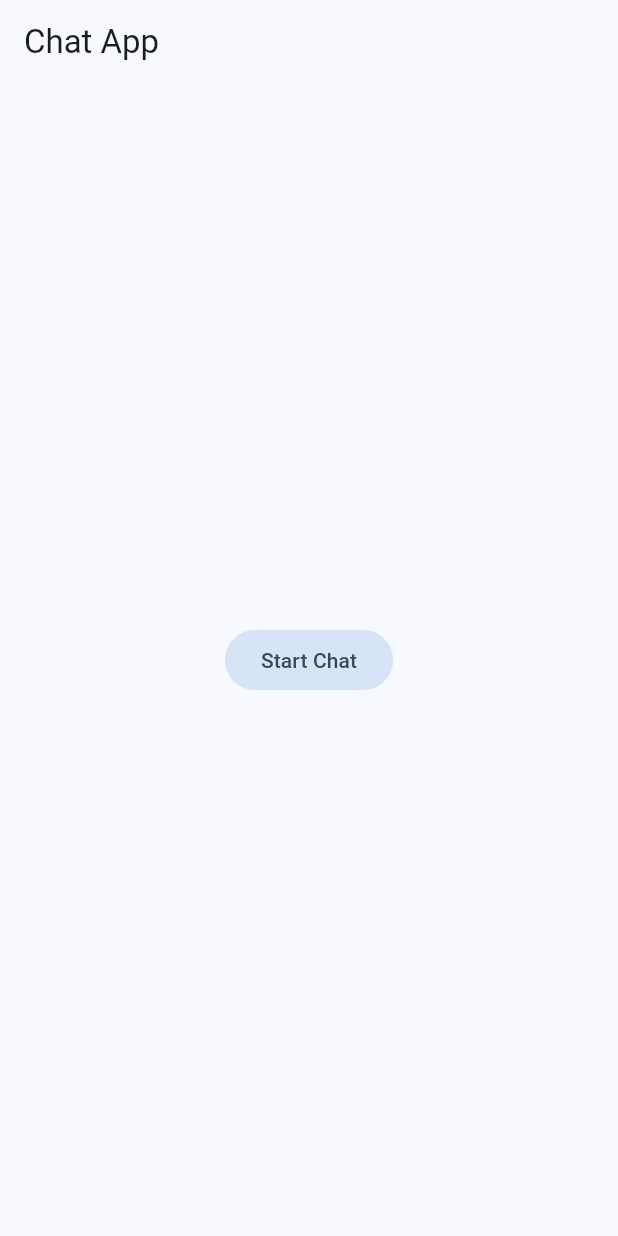
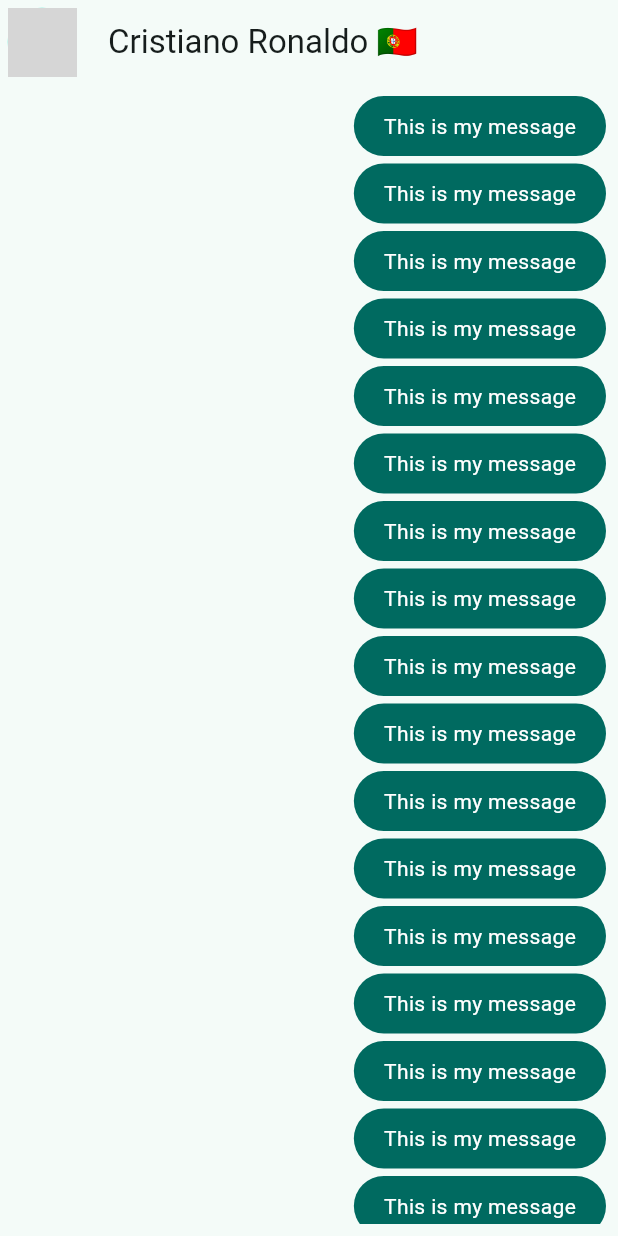
Before and after one commit to isaicastillo13/chat_app, a Flutter app: the screen it shows after launch, on a phone screen of 412 x 824 dp. Run offline on Flutter 3.47's test engine with Material 3 defaults, Android fonts, the phone set to English and light mode, and no system bars; network calls fail; grey boxes are pictures that could not be loaded.

Commit message:
Implement chat screen and message widget

```diff
--- a/lib/main.dart
+++ b/lib/main.dart
@@ -1,4 +1,5 @@
 import 'package:chat_app/config/theme/app_theme.dart';
+import 'package:chat_app/presentation/screens/chat/chat_screen.dart';
 import 'package:flutter/material.dart';
 
 void main() => runApp(const MyApp());
@@ -11,16 +12,8 @@ class MyApp extends StatelessWidget {
     return MaterialApp(
       title: 'Chat App',
       debugShowCheckedModeBanner: false,
-      theme: AppTheme(selectedColor: 4).theme(),
-      home: Scaffold(
-        appBar: AppBar(title: Text('Chat App')),
-        body: Center(
-          child: FilledButton.tonal(
-            onPressed: () {},
-            child: Text('Start Chat'),
-          ),
-        ),
-      ),
+      theme: AppTheme(selectedColor: 1).theme(),
+      home: const ChatScreen(),
     );
   }
 }
--- /dev/null
+++ b/lib/presentation/screens/chat/chat_screen.dart
@@ -0,0 +1,47 @@
+import 'package:chat_app/presentation/widgets/chat/my_message.dart';
+import 'package:flutter/material.dart';
+
+class ChatScreen extends StatelessWidget {
+  const ChatScreen({super.key});
+
+  @override
+  Widget build(BuildContext context) {
+    // Variables
+    String urlImage =
+        'https://assets.goal.com/images/v3/blt2aaca933046f8b00/Cristiano%20Ronaldo%20Portugal%202024%20(4).jpg?auto=webp&format=pjpg&width=3840&quality=60';
+    return Scaffold(
+      appBar: AppBar(
+        leading: Padding(
+          padding: const EdgeInsets.all(5.0),
+          child: CircleAvatar(backgroundImage: NetworkImage(urlImage)),
+        ),
+        title: const Text('Cristiano Ronaldo 🇵🇹'),
+        centerTitle: false,
+      ),
+      body: _ChatView(),
+    );
+  }
+}
+
+class _ChatView extends StatelessWidget {
+  @override
+  Widget build(BuildContext context) {
+    return SafeArea(
+      child: Padding(
+        padding: const EdgeInsets.all(8.0),
+        child: Column(
+          children: [
+            Expanded(
+              child: ListView.builder(
+                itemCount: 50,
+                itemBuilder: (context, index) {
+                  return const MyMessage();
+                },
+              ),
+            ),
+          ],
+        ),
+      ),
+    );
+  }
+}
--- /dev/null
+++ b/lib/presentation/widgets/chat/my_message.dart
@@ -0,0 +1,29 @@
+import 'package:flutter/material.dart';
+
+class MyMessage extends StatelessWidget {
+  const MyMessage({super.key});
+
+  @override
+  Widget build(BuildContext context) {
+    final colors = Theme.of(context).colorScheme;
+    return Column(
+      crossAxisAlignment: CrossAxisAlignment.end,
+      children: [
+        Container(
+          decoration: BoxDecoration(
+            color: colors.primary,
+            borderRadius: BorderRadius.circular(20),
+          ),
+          child: Padding(
+            padding: const EdgeInsets.symmetric(horizontal: 20, vertical: 10),
+            child: Text(
+              'This is my message',
+              style: TextStyle(color: Colors.white),
+            ),
+          ),
+        ),
+        const SizedBox(height: 5),
+      ],
+    );
+  }
+}
```
